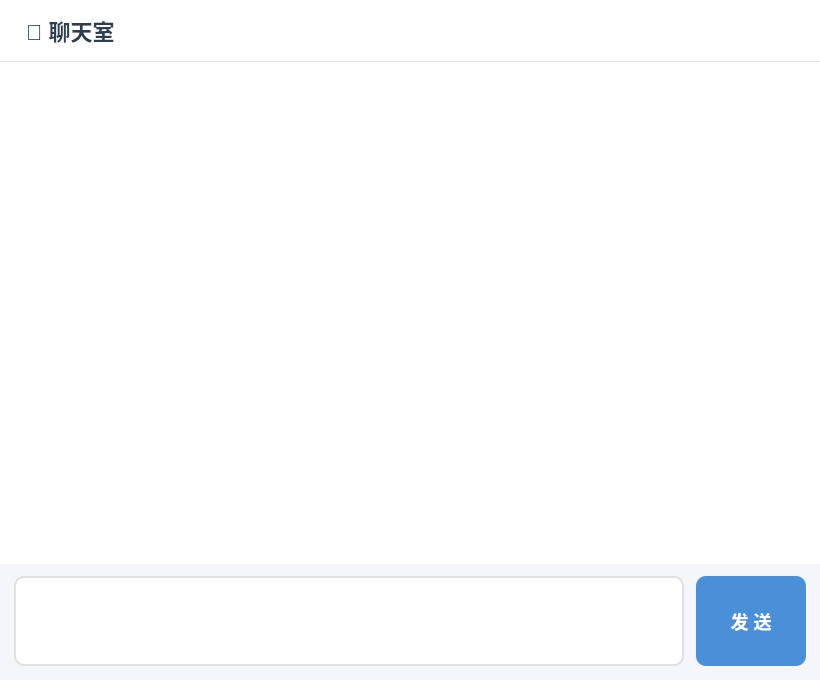
This is chatdialog.ui in jakbop/ChatRoom as Qt 5 draws it before an edit. The edited form follows.
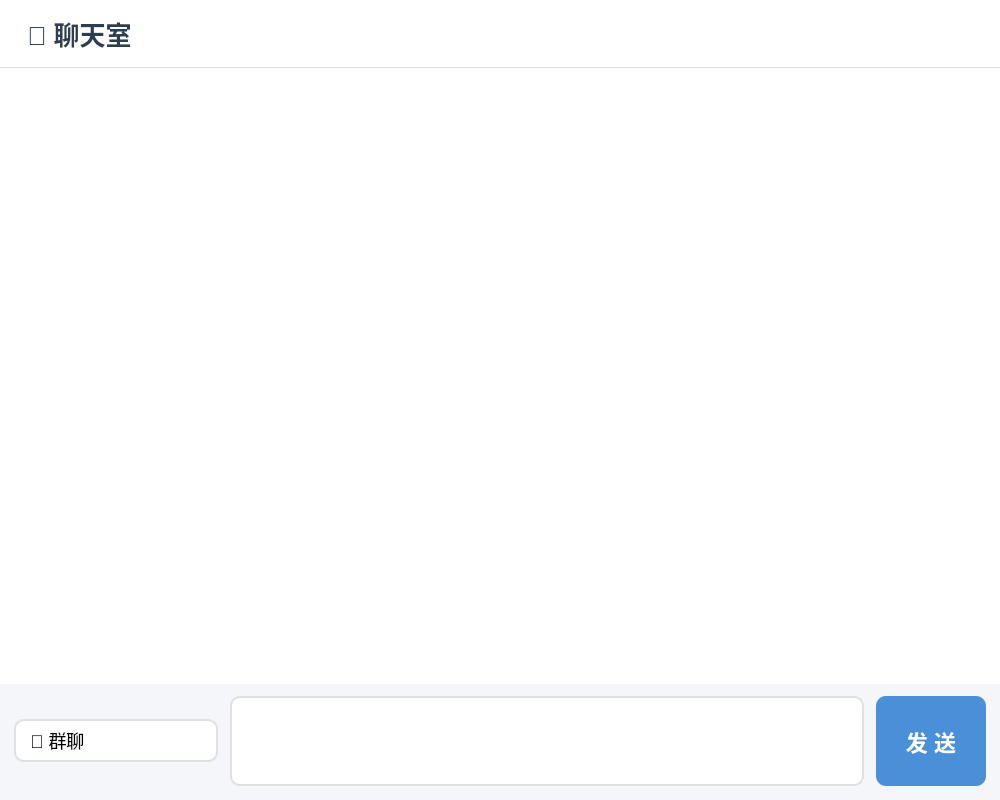
This is the edited form.

```diff
--- a/chatdialog.ui
+++ b/chatdialog.ui
@@ -6,14 +6,14 @@
    <rect>
     <x>0</x>
     <y>0</y>
-    <width>820</width>
-    <height>680</height>
+    <width>1000</width>
+    <height>800</height>
    </rect>
   </property>
   <property name="minimumSize">
    <size>
-    <width>600</width>
-    <height>500</height>
+    <width>700</width>
+    <height>600</height>
    </size>
   </property>
   <property name="windowTitle">
@@ -25,7 +25,7 @@
 }
 QLabel#lblHeader {
     color: #2c3e50;
-    font-size: 22px;
+    font-size: 26px;
     font-weight: bold;
     padding: 14px 20px;
     background-color: #ffffff;
@@ -34,14 +34,14 @@
 QTextEdit#edtRecord {
     border: none;
     background-color: #ffffff;
-    font-size: 17px;
+    font-size: 24px;
     padding: 14px 20px;
 }
 QPlainTextEdit#edtMsg {
     border: 2px solid #e0e0e0;
     border-radius: 10px;
     background-color: #ffffff;
-    font-size: 17px;
+    font-size: 24px;
     padding: 10px 14px;
     selection-background-color: #4a90d9;
 }
@@ -53,7 +53,7 @@
     color: #ffffff;
     border: none;
     border-radius: 10px;
-    font-size: 18px;
+    font-size: 22px;
     font-weight: bold;
     padding: 10px 24px;
 }
@@ -62,6 +62,27 @@
 }
 QPushButton#btnSend:pressed {
     background-color: #2e6ab5;
+}
+QComboBox#cmbMode {
+    border: 2px solid #e0e0e0;
+    border-radius: 10px;
+    background-color: #ffffff;
+    font-size: 18px;
+    padding: 8px 14px;
+    min-width: 140px;
+}
+QComboBox#cmbMode::drop-down {
+    border: none;
+    width: 30px;
+}
+QComboBox#cmbMode QAbstractItemView {
+    border: 2px solid #e0e0e0;
+    border-radius: 6px;
+    background-color: #ffffff;
+    font-size: 18px;
+    padding: 4px;
+    selection-background-color: #4a90d9;
+    selection-color: #ffffff;
 }</string>
   </property>
   <layout class="QVBoxLayout" name="mainLayout">
@@ -111,6 +132,23 @@
      <property name="bottomMargin">
       <number>14</number>
      </property>
+     <item>
+      <widget class="QComboBox" name="cmbMode">
+       <property name="cursor">
+        <cursorShape>PointingHandCursor</cursorShape>
+       </property>
+       <item>
+        <property name="text">
+         <string>💬 群聊</string>
+        </property>
+       </item>
+       <item>
+        <property name="text">
+         <string>🤖 私聊AI</string>
+        </property>
+       </item>
+      </widget>
+     </item>
      <item>
       <widget class="QPlainTextEdit" name="edtMsg">
        <property name="maximumSize">
```
